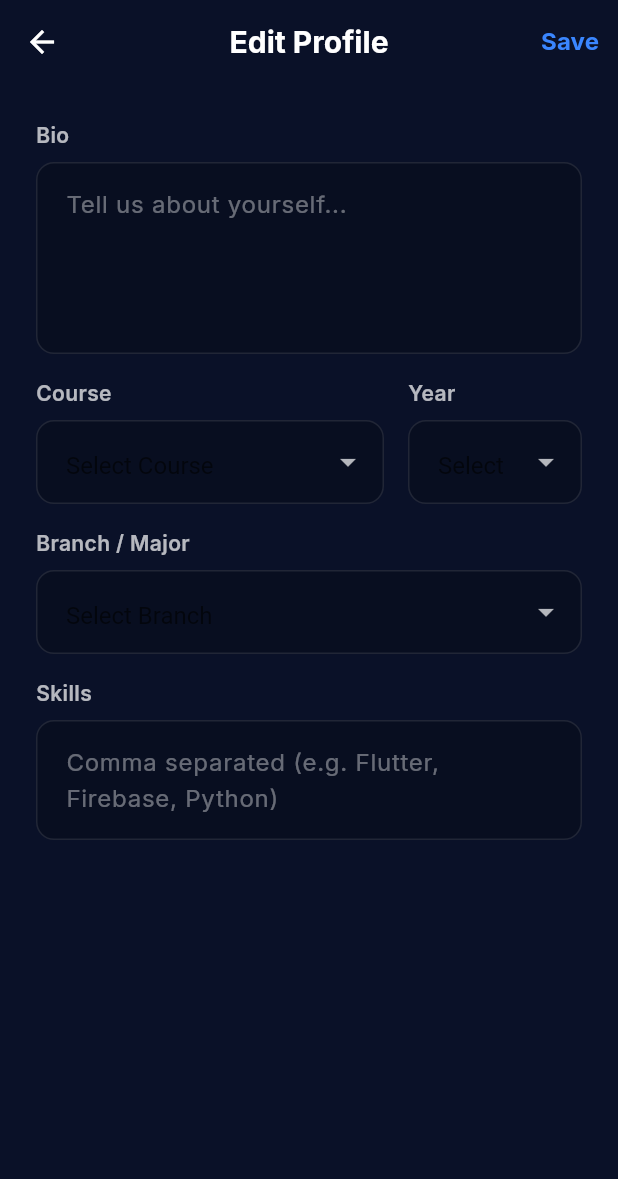
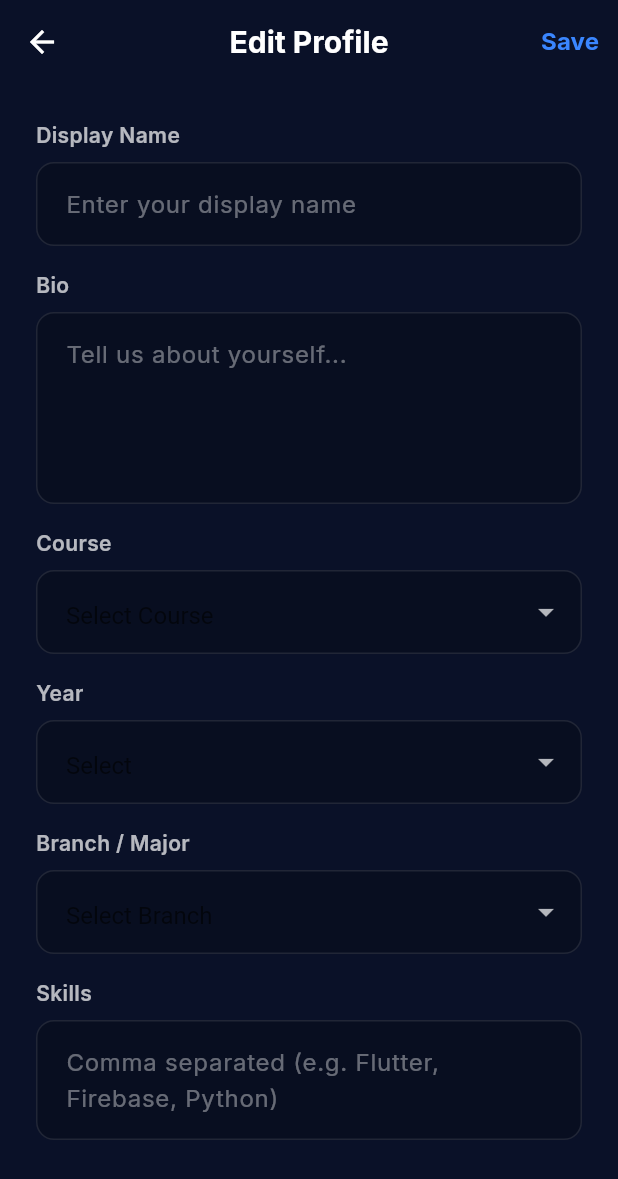
Before and after one commit to krsnawrx/RepuNet, a Flutter app: the EditProfileScreen screen opened directly, on a phone screen of 412 x 824 dp. Shown: the top 1179 px of the screen. Run offline on Flutter 3.47's test engine with Material 3 defaults, Android fonts, the phone set to English and light mode, and no system bars; our stand-ins replace cloud_firestore, firebase_auth, firebase_core, fl_chart, flutter_riverpod, google_fonts; missing offline and left inert: flutter_displaymode; accounts and stored records are empty.

Commit message:
working state - before search and dropdown color fixes

```diff
--- a/lib/screens/edit_profile_screen.dart
+++ b/lib/screens/edit_profile_screen.dart
@@ -16,6 +16,7 @@ class EditProfileScreen extends ConsumerStatefulWidget {
 class _EditProfileScreenState extends ConsumerState<EditProfileScreen> {
   final _formKey = GlobalKey<FormState>();
 
+  late TextEditingController _nameController;
   late TextEditingController _bioController;
   late TextEditingController _skillsController;
 
@@ -26,10 +27,10 @@ class _EditProfileScreenState extends ConsumerState<EditProfileScreen> {
   bool _isSaving = false;
 
   final Map<String, List<String>> _courseYears = {
-    'BTech': ['Year 1', 'Year 2', 'Year 3', 'Year 4'],
-    'BSc': ['Year 1', 'Year 2', 'Year 3'],
-    'BBA': ['Year 1', 'Year 2', 'Year 3'],
-    'BCA': ['Year 1', 'Year 2', 'Year 3'],
+    'BTech': ['1', '2', '3', '4'],
+    'BSc': ['1', '2', '3'],
+    'BBA': ['1', '2', '3'],
+    'BCA': ['1', '2', '3'],
   };
 
   final Map<String, List<String>> _courseBranches = {
@@ -50,6 +51,7 @@ class _EditProfileScreenState extends ConsumerState<EditProfileScreen> {
   void initState() {
     super.initState();
     final user = ref.read(userProvider);
+    _nameController = TextEditingController(text: user.name);
     _bioController = TextEditingController(text: user.bio);
     _skillsController = TextEditingController(text: user.skills.join(', '));
 
@@ -71,6 +73,7 @@ class _EditProfileScreenState extends ConsumerState<EditProfileScreen> {
 
   @override
   void dispose() {
+    _nameController.dispose();
     _bioController.dispose();
     _skillsController.dispose();
     super.dispose();
@@ -96,6 +99,7 @@ class _EditProfileScreenState extends ConsumerState<EditProfileScreen> {
       final branch = _selectedBranch ?? '';
 
       await FirebaseFirestore.instance.collection('users').doc(uid).update({
+        'name': _nameController.text.trim(),
         'bio': _bioController.text.trim(),
         'branch': branch,
         'course': course,
@@ -107,6 +111,8 @@ class _EditProfileScreenState extends ConsumerState<EditProfileScreen> {
       ref
           .read(userProvider.notifier)
           .updateProfile(
+            // Since updateProfile in user_provider.dart might not support 'name' formally as a parameter,
+            // we skip passing 'name' to it directly, but the Riverpod stream will catch it anyway.
             bio: _bioController.text.trim(),
             branch: branch,
             course: course,
@@ -188,6 +194,14 @@ class _EditProfileScreenState extends ConsumerState<EditProfileScreen> {
           child: Column(
             crossAxisAlignment: CrossAxisAlignment.start,
             children: [
+              // Display Name
+              _buildTextField(
+                controller: _nameController,
+                label: 'Display Name',
+                hint: 'Enter your display name',
+              ),
+              const SizedBox(height: AppTheme.spaceMd),
+
               // Bio
               _buildTextField(
                 controller: _bioController,
@@ -197,13 +211,8 @@ class _EditProfileScreenState extends ConsumerState<EditProfileScreen> {
               ),
               const SizedBox(height: AppTheme.spaceMd),
 
-              // Course & Year
-              Row(
-                crossAxisAlignment: CrossAxisAlignment.start,
-                children: [
-                  Expanded(
-                    flex: 2,
-                    child: _buildDropdownField(
+              // Course
+              _buildDropdownField(
                 label: 'Course',
                 value: _selectedCourse,
                 items: _courseYears.keys.toList(),
@@ -216,25 +225,22 @@ class _EditProfileScreenState extends ConsumerState<EditProfileScreen> {
                 },
                 hint: 'Select Course',
               ),
-                  ),
-                  const SizedBox(width: AppTheme.spaceMd),
-                  Expanded(
-                    flex: 1,
-                    child: _buildDropdownField(
+              const SizedBox(height: AppTheme.spaceMd),
+
+              // Year
+              _buildDropdownField(
                 label: 'Year',
                 value: _selectedYear,
                 items: _selectedCourse != null
                     ? _courseYears[_selectedCourse]!
                     : [],
+                itemToString: (item) => 'Year $item',
                 onChanged: (val) {
                   setState(() {
                     _selectedYear = val;
                   });
                 },
                 hint: 'Select',
-                    ),
-                  ),
-                ],
               ),
               const SizedBox(height: AppTheme.spaceMd),
 
@@ -334,6 +340,7 @@ class _EditProfileScreenState extends ConsumerState<EditProfileScreen> {
     required List<String> items,
     required ValueChanged<String?> onChanged,
     required String hint,
+    String Function(String)? itemToString,
   }) {
     return Column(
       crossAxisAlignment: CrossAxisAlignment.start,
@@ -353,7 +360,11 @@ class _EditProfileScreenState extends ConsumerState<EditProfileScreen> {
           dropdownColor: AppTheme.navyMedium,
           style: const TextStyle(color: Colors.white, fontSize: 16),
           items: items.map((item) {
-            return DropdownMenuItem<String>(value: item, child: Text(item));
+            final display = itemToString != null ? itemToString(item) : item;
+            return DropdownMenuItem<String>(
+              value: item,
+              child: Text(display, style: const TextStyle(color: Colors.white)),
+            );
           }).toList(),
           onChanged: items.isEmpty ? null : onChanged,
           decoration: InputDecoration(
--- a/lib/screens/student_profile_screen.dart
+++ b/lib/screens/student_profile_screen.dart
@@ -61,6 +61,7 @@ class StudentProfileScreen extends StatelessWidget {
               }
 
               final name = (data['name'] as String?) ?? 'Student';
+              final username = (data['username'] as String?) ?? '';
               final cgpa = parseDouble(data['cgpa_score']);
               final peerScore = parseDouble(data['peer_score']);
               final teacherScore = parseDouble(data['teacher_score']);
@@ -124,6 +125,15 @@ class StudentProfileScreen extends StatelessWidget {
                         fontWeight: FontWeight.bold,
                       ),
                     ),
+                    if (username.isNotEmpty) ...[
+                      const SizedBox(height: 4),
+                      Text(
+                        '@$username',
+                        style: theme.textTheme.bodyMedium?.copyWith(
+                          color: Colors.white54,
+                        ),
+                      ),
+                    ],
                     if (course.isNotEmpty ||
                         branch.isNotEmpty ||
                         year.isNotEmpty) ...[
```
Lines whose indentation alone changed are shown as unchanged.
